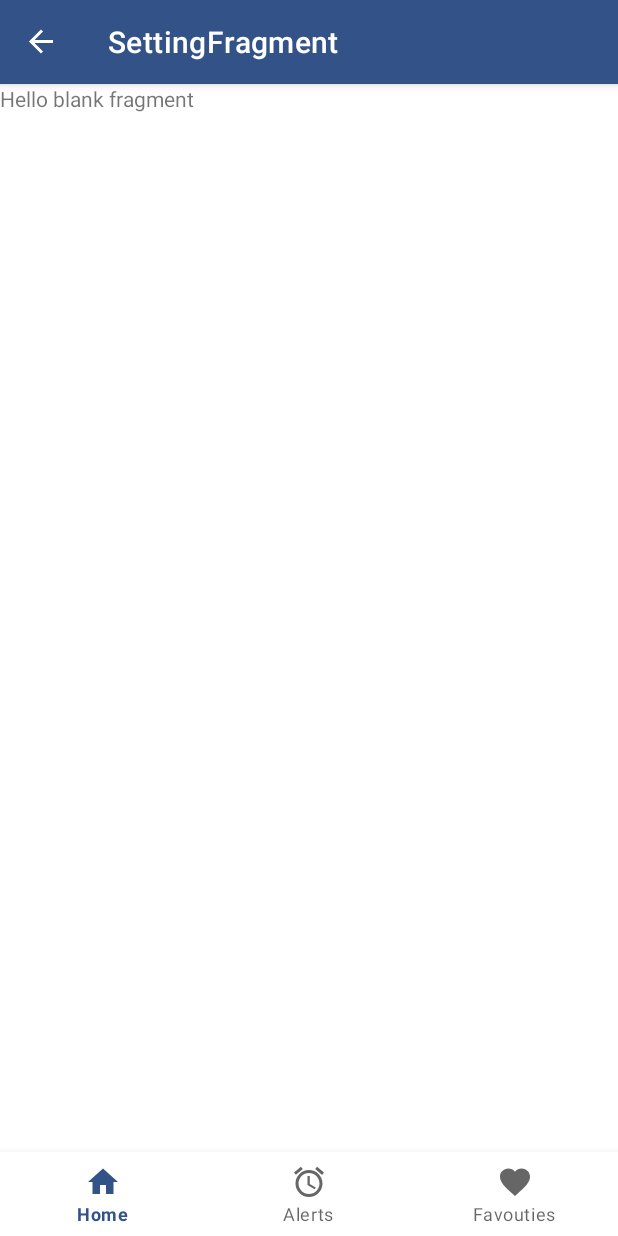
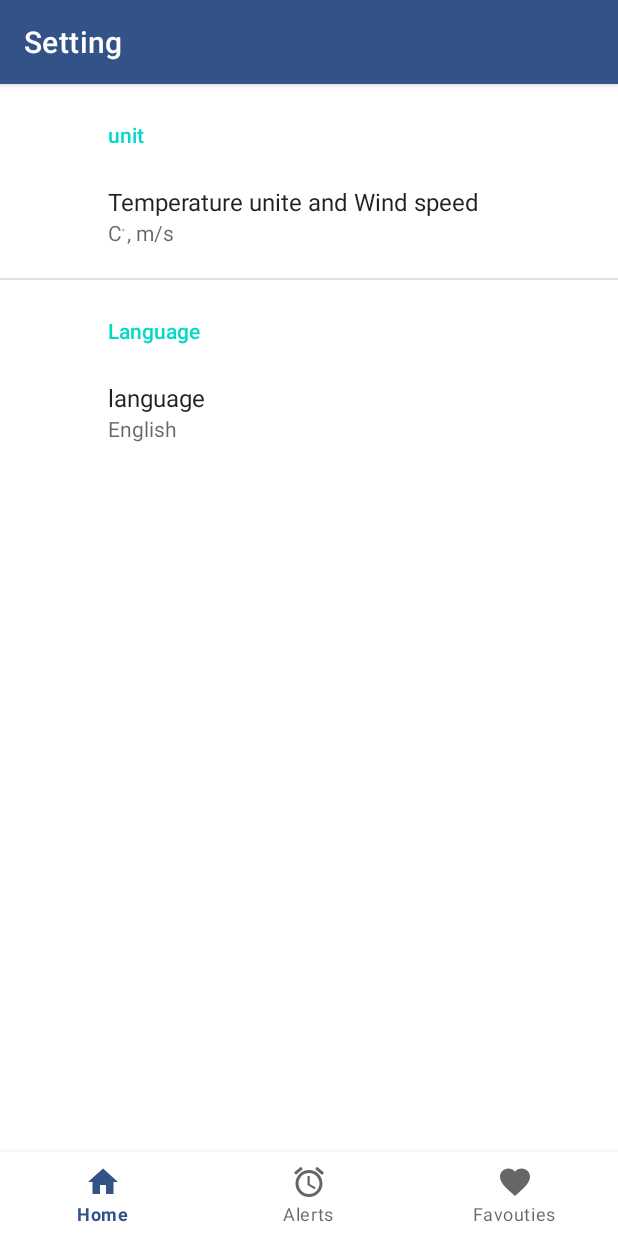
Before and after one commit to raiaan/weather_app, an Android app: the SettingFragment screen opened through its navigation route, on a phone screen of 412 x 824 dp. Run offline under Robolectric (Android 15) with nearby library versions, the phone set to English and light mode, and no system bars; our stand-ins replace androidx.preference, navigation-ui; network calls fail; pictures from the network do not load; 3 statements that could not run were skipped.

Commit message:
adding setting story and link it with home fragmet

```diff
--- a/app/build.gradle
+++ b/app/build.gradle
@@ -50,6 +50,8 @@ dependencies {
     implementation 'androidx.navigation:navigation-fragment:2.4.1'
     implementation 'androidx.navigation:navigation-ui-ktx:2.4.1'
     implementation 'androidx.recyclerview:recyclerview:1.2.1'
+    implementation 'androidx.preference:preference:1.1.1'
+    implementation 'androidx.preference:preference-ktx:1.1.1'
     testImplementation 'junit:junit:4.13.2'
     androidTestImplementation 'androidx.test.ext:junit:1.1.3'
     androidTestImplementation 'androidx.test.espresso:espresso-core:3.4.0'
--- a/app/src/main/AndroidManifest.xml
+++ b/app/src/main/AndroidManifest.xml
@@ -2,6 +2,7 @@
 <manifest xmlns:android="http://schemas.android.com/apk/res/android"
     package="com.example.weatherapp">
 
+    <uses-permission android:name="android.permission.WAKE_LOCK" />
     <uses-permission android:name="android.permission.ACCESS_COARSE_LOCATION" />
     <uses-permission android:name="android.permission.INTERNET" />
     <application
--- a/app/src/main/java/com/example/weatherapp/MainActivity.kt
+++ b/app/src/main/java/com/example/weatherapp/MainActivity.kt
@@ -36,7 +36,7 @@ class MainActivity : AppCompatActivity() {
         val navController = navHostFragment.navController
         val appBarConfiguration = AppBarConfiguration(
             setOf(
-                R.id.homeScreenFragment, R.id.favouritesFragment, R.id.alertFragment,R.id.addCityFragment
+                R.id.homeScreenFragment, R.id.favouritesFragment, R.id.alertFragment,R.id.addCityFragment,R.id.settingFragment
             )
         )
         setupActionBarWithNavController(navController, appBarConfiguration)
--- a/app/src/main/java/com/example/weatherapp/SplashActivity.kt
+++ b/app/src/main/java/com/example/weatherapp/SplashActivity.kt
@@ -21,7 +21,6 @@ class SplashActivity : AppCompatActivity() {
     private lateinit var sharedPref:SharedPreferences
     private var fusedLocationClient: FusedLocationProviderClient? = null
     private val LOCATION_PERMISSION_ID = 1
-
     override fun onCreate(savedInstanceState: Bundle?) {
         super.onCreate(savedInstanceState)
         setContentView(R.layout.activity_splash)
--- a/app/src/main/java/com/example/weatherapp/home_screen/view/HomeScreenFragment.kt
+++ b/app/src/main/java/com/example/weatherapp/home_screen/view/HomeScreenFragment.kt
@@ -11,6 +11,8 @@ import android.view.View
 import android.view.ViewGroup
 import androidx.fragment.app.Fragment
 import androidx.lifecycle.ViewModelProvider
+import androidx.navigation.Navigation
+import androidx.preference.PreferenceManager
 import androidx.recyclerview.widget.LinearLayoutManager
 import com.bumptech.glide.Glide
 import com.example.weatherapp.R
@@ -20,12 +22,10 @@ import com.example.weatherapp.home_screen.view_model.WeatherViewModelFactory
 import com.example.weatherapp.repositories.OnlineRepository
 import com.example.weatherapp.models.WeatherResponse
 import com.example.weatherapp.network.RetrofitService
+import com.example.weatherapp.network.RetrofitService.Companion.retrofitService
 import com.example.weatherapp.util.dateFromLongToStr
 import java.util.*
 
-
-// TODO: Rename parameter arguments, choose names that match
-// the fragment initialization parameters, e.g. ARG_ITEM_NUMBER
 private const val ARG_PARAM1 = "param1"
 private const val ARG_PARAM2 = "param2"
 
@@ -39,8 +39,10 @@ class HomeScreenFragment : Fragment() {
     private lateinit var sharedPreferences: SharedPreferences
     private lateinit var lat:String
     private lateinit var log:String
+
     val hoursAdapter = HoursAdapter()
     val daysAdapter = DailyAdapter()
+    lateinit var  mainRepository:OnlineRepository
    override fun onCreate(savedInstanceState: Bundle?) {
         super.onCreate(savedInstanceState)
         arguments?.let {
@@ -49,27 +51,22 @@ class HomeScreenFragment : Fragment() {
         }
         sharedPreferences = requireActivity().getSharedPreferences(
             getString(R.string.preference_setting_key), Context.MODE_PRIVATE)?: return
-        lat = sharedPreferences.getString(getString(R.string.pref_user_lat),"30.044420")!!
-        log = sharedPreferences.getString(getString(R.string.pref_user_longitude),"31.235712")!!
+       val retrofitService = RetrofitService.getInstance()
+       mainRepository = OnlineRepository(retrofitService, requireContext())
+       viewModel = ViewModelProvider(this, WeatherViewModelFactory(mainRepository))
+           .get(WeatherViewModel::class.java)
+    }
+
+    override fun onStart() {
+        super.onStart()
+        viewModel.getOnlineWeatherData()
     }
     override fun onCreateView(
         inflater: LayoutInflater, container: ViewGroup?,
         savedInstanceState: Bundle?
     ): View? {
         _binding = FragmentHomeScreenBinding.inflate(inflater,container,false)
-        val view = binding.root
-        val retrofitService = RetrofitService.getInstance()
-        val mainRepository = OnlineRepository(retrofitService,lat,log)
-        binding.weatherHoursList.apply {
-            adapter = hoursAdapter
-            layoutManager = LinearLayoutManager(context,LinearLayoutManager.HORIZONTAL,false)
-        }
-        binding.dailyForcastList.apply {
-            adapter = daysAdapter
-            layoutManager = LinearLayoutManager(context,LinearLayoutManager.HORIZONTAL,false)
-        }
-        viewModel = ViewModelProvider(this, WeatherViewModelFactory(mainRepository))
-            .get(WeatherViewModel::class.java)
+        initUI()
         viewModel.mutableLiveData.observe(viewLifecycleOwner,weatherResponse)
 
         viewModel.errorMessage.observe(viewLifecycleOwner, {
@@ -83,8 +80,7 @@ class HomeScreenFragment : Fragment() {
                 //binding.progressDialog.visibility = View.GONE
             }
         })
-        viewModel.getOnlineWeatherData()
-        return view
+        return binding.root
     }
     private fun getCity(lat:String,lon:String):String{
         viewModel.getOnlineWeatherData()
@@ -94,11 +90,15 @@ class HomeScreenFragment : Fragment() {
         val address: Address = myList[0]
         return address.subAdminArea
     }
+
     override fun onViewCreated(view: View, savedInstanceState: Bundle?) {
         super.onViewCreated(view, savedInstanceState)
         binding.currentDate.text = dateFromLongToStr(Date(),"EEE MMM d")
+        lat = sharedPreferences.getString(context?.resources?.getString(R.string.pref_user_lat) ,"30.044420")!!
+        log = sharedPreferences.getString(context?.resources?.getString(R.string.pref_user_longitude),"31.235712")!!
         binding.currentCity.text = getCity(lat,log)
     }
+
     val weatherResponse:(it:WeatherResponse)->Unit =  {it:WeatherResponse ->
         run {
             Glide.with(this)
@@ -114,11 +114,26 @@ class HomeScreenFragment : Fragment() {
             daysAdapter.days = it.daily
         }
     }
+
     override fun onDestroyView() {
         super.onDestroyView()
         _binding = null
     }
 
+
+    private fun initUI(){
+        binding.weatherHoursList.apply {
+            adapter = hoursAdapter
+            layoutManager = LinearLayoutManager(context,LinearLayoutManager.HORIZONTAL,false)
+        }
+        binding.dailyForcastList.apply {
+            adapter = daysAdapter
+            layoutManager = LinearLayoutManager(context,LinearLayoutManager.HORIZONTAL,false)
+        }
+        binding.settingFab.setOnClickListener {
+            Navigation.findNavController(binding.root).navigate(R.id.action_homeScreenFragment_to_settingFragment)
+        }
+    }
 
     companion object {
 
--- a/app/src/main/java/com/example/weatherapp/home_screen/view_model/WeatherViewModel.kt
+++ b/app/src/main/java/com/example/weatherapp/home_screen/view_model/WeatherViewModel.kt
@@ -1,4 +1,5 @@
 package com.example.weatherapp.home_screen.view_model
+
 
 import androidx.lifecycle.MutableLiveData
 import androidx.lifecycle.ViewModel
@@ -36,4 +37,5 @@ class WeatherViewModel constructor(private val mainRepository: OnlineRepository)
         super.onCleared()
         job?.cancel()
     }
+
 }
--- a/app/src/main/java/com/example/weatherapp/network/RetrofitService.kt
+++ b/app/src/main/java/com/example/weatherapp/network/RetrofitService.kt
@@ -11,6 +11,8 @@ interface RetrofitService {
     @GET("onecall")
     suspend fun allWeatherData(@Query("lat", encoded=true) lat:String ,
                                @Query("lon", encoded=true) lon:String ,
+                               @Query("units") Units : String = "metric",
+                               @Query("lang") language : String = "en",
                                @Query("exclud", encoded=true) exclude:String ="daily",
                                @Query("appid", encoded=true) appid:String = "adc11d699014fce526e5c765fdf3539d"): Response<WeatherResponse>
 
--- a/app/src/main/java/com/example/weatherapp/repositories/OnlineRepository.kt
+++ b/app/src/main/java/com/example/weatherapp/repositories/OnlineRepository.kt
@@ -1,7 +1,44 @@
 package com.example.weatherapp.repositories
 
+import android.content.Context
+import android.content.SharedPreferences
+import android.util.Log
+import androidx.preference.PreferenceManager
+import com.example.weatherapp.R
+import com.example.weatherapp.models.WeatherResponse
 import com.example.weatherapp.network.RetrofitService
+import retrofit2.Response
 
-class OnlineRepository (private val retrofitService:RetrofitService, private val lat:String, private val long:String) {
-    suspend fun getWeatherData() = retrofitService.allWeatherData(lat,long)
+class OnlineRepository (private val retrofitService:RetrofitService, private val context:Context) {
+    lateinit var Units : String
+    lateinit var language : String
+    private lateinit var lat:String
+    private lateinit var long:String
+    private val sharedPreferences:SharedPreferences
+    init {
+        sharedPreferences = PreferenceManager.getDefaultSharedPreferences(context)
+        getSettingDetails()
+    }
+    suspend fun getWeatherData():Response<WeatherResponse> {
+        getSettingDetails()
+        return retrofitService.allWeatherData(lat = lat,lon=long,Units = Units,language = language)
+    }
+    private fun getSettingDetails(){
+        val languageSys = sharedPreferences.getString("language", "English").toString()
+        if (languageSys.equals("English")) {
+            language = "en"
+        } else if (languageSys.equals("Arabic")) {
+            language = "ar"
+        }
+        Log.v("change",languageSys)
+        val units = sharedPreferences.getString("Temp" , "temp_c").toString()
+        if(units.equals("temp_c")){
+            Units = "metric"
+        }else if(units.equals("temp_f")){
+            Units = "imperial"
+        }
+        Log.v("change",units)
+        lat = sharedPreferences.getString( context.resources.getString(R.string.pref_user_lat),"30.044420")!!
+        long = sharedPreferences.getString( context.resources.getString(R.string.pref_user_longitude),"31.235712")!!
+    }
 }
--- a/app/src/main/java/com/example/weatherapp/setting/SettingFragment.kt
+++ b/app/src/main/java/com/example/weatherapp/setting/SettingFragment.kt
@@ -1,60 +1,55 @@
 package com.example.weatherapp.setting
 
+import android.app.Activity
+import android.content.SharedPreferences
+import android.os.Build
 import android.os.Bundle
-import androidx.fragment.app.Fragment
-import android.view.LayoutInflater
-import android.view.View
-import android.view.ViewGroup
+import androidx.preference.ListPreference
+import androidx.preference.Preference
+import androidx.preference.PreferenceFragmentCompat
+import androidx.preference.PreferenceManager
 import com.example.weatherapp.R
+import java.util.*
 
-// TODO: Rename parameter arguments, choose names that match
-// the fragment initialization parameters, e.g. ARG_ITEM_NUMBER
-private const val ARG_PARAM1 = "param1"
-private const val ARG_PARAM2 = "param2"
-
-/**
- * A simple [Fragment] subclass.
- * Use the [SettingFragment.newInstance] factory method to
- * create an instance of this fragment.
- */
-class SettingFragment : Fragment() {
-    // TODO: Rename and change types of parameters
-    private var param1: String? = null
-    private var param2: String? = null
-
-    override fun onCreate(savedInstanceState: Bundle?) {
-        super.onCreate(savedInstanceState)
-        arguments?.let {
-            param1 = it.getString(ARG_PARAM1)
-            param2 = it.getString(ARG_PARAM2)
+class SettingFragment : PreferenceFragmentCompat() {
+    var TP: Preference? = null
+    var fav: Preference? = null
+    var fav_A: Preference? = null
+    var Lp: ListPreference? = null
+    var language: ListPreference? = null
+    lateinit var SP: SharedPreferences
+    override fun onCreatePreferences(savedInstanceState: Bundle?, rootKey: String?) {
+        setPreferencesFromResource(R.xml.root_preferences, rootKey)
+        SP = PreferenceManager.getDefaultSharedPreferences(context)
+        language = findPreference<ListPreference>("language")
+        language?.setOnPreferenceChangeListener { preference, newValue ->
+            chooseLanguage(preference, newValue as String)
+            true
         }
     }
-
-    override fun onCreateView(
-        inflater: LayoutInflater, container: ViewGroup?,
-        savedInstanceState: Bundle?
-    ): View? {
-        // Inflate the layout for this fragment
-        return inflater.inflate(R.layout.fragment_setting, container, false)
+    open fun setLocale(activity: Activity, languageCode: String?): Unit {
+        val locale = Locale(languageCode)
+        Locale.setDefault(locale)
+        val resources = activity.resources
+        val config = resources.configuration
+        if (Build.VERSION.SDK_INT >= Build.VERSION_CODES.JELLY_BEAN_MR1) {
+            config.setLocale(locale)
+        }
+        resources.updateConfiguration(config, resources.displayMetrics)
     }
-
-    companion object {
-        /**
-         * Use this factory method to create a new instance of
-         * this fragment using the provided parameters.
-         *
-         * @param param1 Parameter 1.
-         * @param param2 Parameter 2.
-         * @return A new instance of fragment SettingFragment.
-         */
-        // TODO: Rename and change types and number of parameters
-        @JvmStatic
-        fun newInstance(param1: String, param2: String) =
-            SettingFragment().apply {
-                arguments = Bundle().apply {
-                    putString(ARG_PARAM1, param1)
-                    putString(ARG_PARAM2, param2)
+    private fun chooseLanguage(preference: Preference?, newValue: String){
+        var item: String = newValue
+        if (preference!!.key.equals("language")) {
+            when (item) {
+                "Arabic" -> {
+                    setLocale(context as Activity,"ar")
+                    requireActivity().recreate()
+                }
+                "English" -> {
+                    setLocale(context as Activity,"en")
+                    requireActivity().recreate()
                 }
             }
+        }
     }
 }
--- a/app/src/main/res/layout/fragment_setting.xml
+++ b/app/src/main/res/layout/fragment_setting.xml
@@ -3,12 +3,5 @@
     xmlns:tools="http://schemas.android.com/tools"
     android:layout_width="match_parent"
     android:layout_height="match_parent"
-    tools:context=".SettingFragment">
-
-    <!-- TODO: Update blank fragment layout -->
-    <TextView
-        android:layout_width="match_parent"
-        android:layout_height="match_parent"
-        android:text="@string/hello_blank_fragment" />
-
+    tools:context=".setting.SettingFragment">
 </FrameLayout>
--- a/app/src/main/res/navigation/navigation.xml
+++ b/app/src/main/res/navigation/navigation.xml
@@ -8,46 +8,24 @@
     <fragment
         android:id="@+id/homeScreenFragment"
         android:name="com.example.weatherapp.home_screen.view.HomeScreenFragment"
-        android:label="HomeScreenFragment" >
+        android:label="Home" >
         <action
             android:id="@+id/action_homeScreenFragment_to_settingFragment"
             app:destination="@id/settingFragment" />
-        <action
-            android:id="@+id/action_homeScreenFragment_to_alertFragment"
-            app:destination="@id/alertFragment" />
-        <action
-            android:id="@+id/action_homeScreenFragment_to_favouritesFragment"
-            app:destination="@id/favouritesFragment" />
     </fragment>
     <fragment
         android:id="@+id/alertFragment"
         android:name="com.example.weatherapp.alert.AlertFragment"
-        android:label="AlertFragment" >
-        <action
-            android:id="@+id/action_alertFragment_to_homeScreenFragment"
-            app:destination="@id/homeScreenFragment" />
-        <action
-            android:id="@+id/action_alertFragment_to_settingFragment"
-            app:destination="@id/settingFragment" />
-        <action
-            android:id="@+id/action_alertFragment_to_favouritesFragment"
-            app:destination="@id/favouritesFragment" />
-    </fragment>
+        android:label="Alerts" />
     <fragment
         android:id="@+id/settingFragment"
         android:name="com.example.weatherapp.setting.SettingFragment"
-        android:label="SettingFragment" />
+        android:label="Setting" />
     <fragment
         android:id="@+id/favouritesFragment"
         android:name="com.example.weatherapp.favourite.view.FavouritesFragment"
-        android:label="fragment_favourites_list"
+        android:label="favourite"
         tools:layout="@layout/fragment_favourites_list" >
-        <action
-            android:id="@+id/action_favouritesFragment_to_homeScreenFragment"
-            app:destination="@id/homeScreenFragment" />
-        <action
-            android:id="@+id/action_favouritesFragment_to_alertFragment"
-            app:destination="@id/alertFragment" />
         <action
             android:id="@+id/action_favouritesFragment_to_addCityFragment"
             app:destination="@id/addCityFragment" />
@@ -55,6 +33,6 @@
     <fragment
         android:id="@+id/addCityFragment"
         android:name="com.example.weatherapp.add_fav_city.AddCityFragment"
-        android:label="AddCityFragment" >
+        android:label="Add City" >
     </fragment>
 </navigation>
--- /dev/null
+++ b/app/src/main/res/values/arrays.xml
@@ -0,0 +1,30 @@
+<resources>
+    <!-- Reply Preference -->
+    <string-array name="reply_entries">
+        <item>Reply</item>
+        <item>Reply to all</item>
+    </string-array>
+
+    <string-array name="reply_values">
+        <item>reply</item>
+        <item>reply_all</item>
+    </string-array>
+    <string-array name="Temp_unit">
+        <item>Cْ , m/s</item>
+        <item>Fْ , km/h</item>
+    </string-array>
+
+    <string-array name="Temp_unit_values">
+        <item>temp_c</item>
+        <item>temp_f</item>
+    </string-array>
+    <string-array name="language">
+        <item>Arabic</item>
+        <item>English</item>
+    </string-array>
+
+    <string-array name="language_values">
+        <item>Arabic</item>
+        <item>English</item>
+    </string-array>
+</resources>
--- a/app/src/main/res/values/strings.xml
+++ b/app/src/main/res/values/strings.xml
@@ -20,5 +20,24 @@
     <string name="delete_city">Delete</string>
     <string name="hint_city">Cairo....</string>
     <string name="button_save">Add</string>
+    <!-- Preference Titles -->
+    <string name="messages_header">Messages</string>
+    <string name="sync_header">Sync</string>
+
+    <!-- Messages Preferences -->
+    <string name="signature_title">Your signature</string>
+    <string name="reply_title">Default reply action</string>
+
+    <!-- Sync Preferences -->
+    <string name="sync_title">Sync email periodically</string>
+    <string name="attachment_title">Download incoming attachments</string>
+    <string name="attachment_summary_on">Automatically download attachments for incoming emails
+    </string>
+    <string name="attachment_summary_off">Only download attachments when manually requested</string>
+    <string name="location_title">Location</string>
+    <string name="unite_title">unit</string>
+    <string name="temp_unit">Temperature unite and Wind speed</string>
+    <string name="language">Language</string>
+    <string name="languages">language</string>
 
 </resources>
--- /dev/null
+++ b/app/src/main/res/xml/root_preferences.xml
@@ -0,0 +1,20 @@
+<PreferenceScreen xmlns:app="http://schemas.android.com/apk/res-auto">
+    <PreferenceCategory app:title="@string/unite_title">
+        <ListPreference
+            app:defaultValue="temp_c"
+            app:entries="@array/Temp_unit"
+            app:entryValues="@array/Temp_unit_values"
+            app:key="Temp"
+            app:title="@string/temp_unit"
+            app:useSimpleSummaryProvider="true" />
+    </PreferenceCategory>
+    <PreferenceCategory app:title="@string/language">
+        <ListPreference
+            app:defaultValue="English"
+            app:entries="@array/language"
+            app:entryValues="@array/language_values"
+            app:key="language"
+            app:title="@string/languages"
+            app:useSimpleSummaryProvider="true" />
+    </PreferenceCategory>
+</PreferenceScreen>
```
Also changed, not shown: app/src/main/java/com/example/weatherapp/models/Daily.kt (+5 -5 lines), app/src/main/java/com/example/weatherapp/models/Hourly.kt (+6 -6 lines), app/src/main/res/layout/fragment_home_screen.xml (+15 -2 lines).
